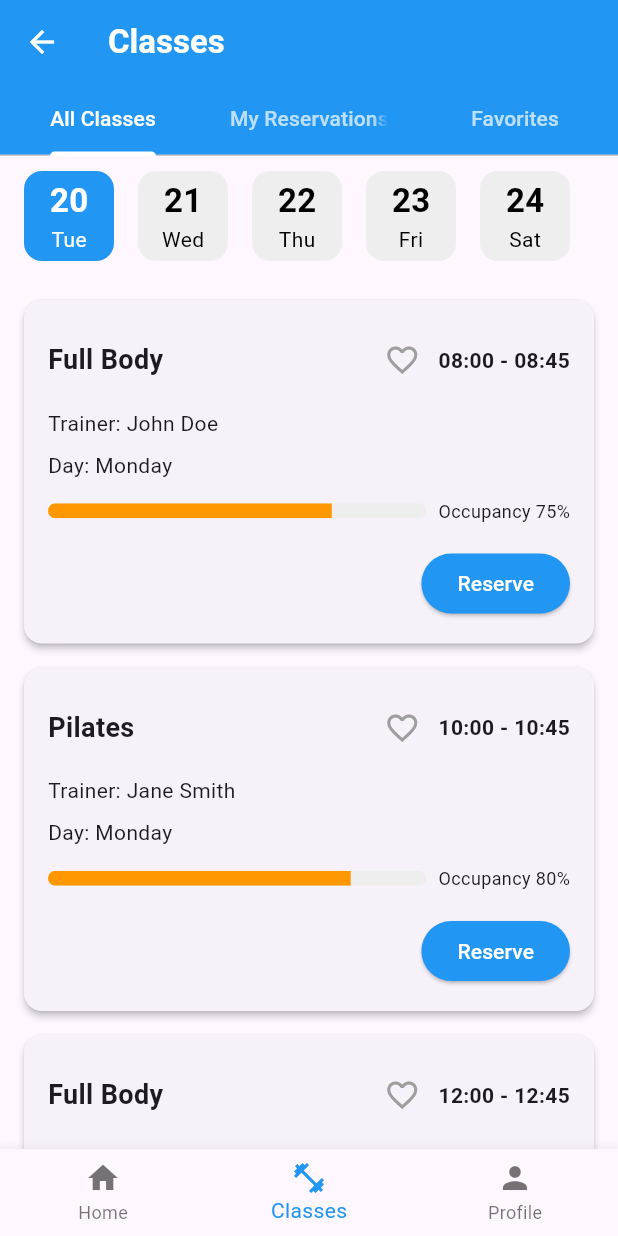
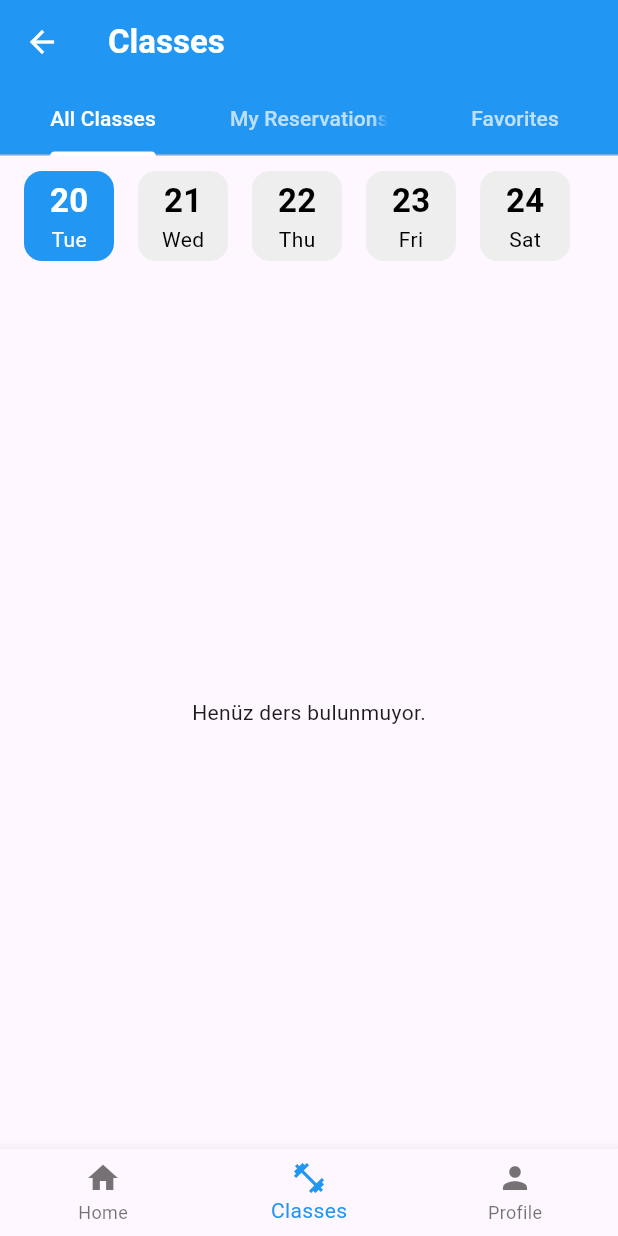
Before and after one commit to musaers/cs310_group_23_project, a Flutter app: the ClassesScreen screen opened by its route, on a phone screen of 412 x 824 dp. Run offline on Flutter 3.47's test engine with Material 3 defaults, Android fonts, the phone set to English and light mode, and no system bars; our stand-ins replace cloud_firestore, firebase_analytics, firebase_auth, firebase_core, firebase_messaging, firebase_storage and 3 more; accounts and stored records are empty; network calls fail; Roboto replaces fonts that are missing (Ubuntu); statements that could not run were skipped.

Commit message:
Update classes_screen.dart

```diff
--- a/SUGYM--main/su_gym/lib/screens/classes/classes_screen.dart
+++ b/SUGYM--main/su_gym/lib/screens/classes/classes_screen.dart
@@ -1,6 +1,7 @@
 // lib/screens/classes/classes_screen.dart
 import 'package:flutter/material.dart';
 import 'package:intl/intl.dart';
+import 'package:cloud_firestore/cloud_firestore.dart'; // Firestore için
 
 class ClassesScreen extends StatefulWidget {
   const ClassesScreen({super.key});
@@ -9,9 +10,15 @@ class ClassesScreen extends StatefulWidget {
   _ClassesScreenState createState() => _ClassesScreenState();
 }
 
-class _ClassesScreenState extends State<ClassesScreen> with SingleTickerProviderStateMixin {
+class _ClassesScreenState extends State<ClassesScreen>
+    with SingleTickerProviderStateMixin {
   late TabController _tabController;
   int _selectedDayIndex = 0;
+  bool _isLoading = true;
+  String _errorMessage = '';
+
+  // Dinamik ders listesi - artık boş başlıyor
+  List<Map<String, dynamic>> _classes = [];
 
   // Örnek hafta günleri
   final List<DateTime> _weekDays = List.generate(
@@ -19,70 +26,64 @@ class _ClassesScreenState extends State<ClassesScreen> with SingleTickerProvider
     (index) => DateTime.now().add(Duration(days: index)),
   );
 
-  // Örnek ders verileri
-  final List<Map<String, dynamic>> _classes = [
-    {
-      'id': '1',
-      'name': 'Full Body',
-      'startTime': '08:00',
-      'endTime': '08:45',
-      'trainer': 'John Doe',
-      'capacity': 20,
-      'enrolled': 15,
-      'day': 'Monday'
-    },
-    {
-      'id': '2',
-      'name': 'Pilates',
-      'startTime': '10:00',
-      'endTime': '10:45',
-      'trainer': 'Jane Smith',
-      'capacity': 15,
-      'enrolled': 12,
-      'day': 'Monday'
-    },
-    {
-      'id': '3',
-      'name': 'Full Body',
-      'startTime': '12:00',
-      'endTime': '12:45',
-      'trainer': 'Mike Johnson',
-      'capacity': 20,
-      'enrolled': 17,
-      'day': 'Monday'
-    },
-    {
-      'id': '4',
-      'name': 'Full Body',
-      'startTime': '17:00',
-      'endTime': '17:45',
-      'trainer': 'Sarah Williams',
-      'capacity': 20,
-      'enrolled': 4,
-      'day': 'Monday'
-    },
-    {
-      'id': '5',
-      'name': 'Cycling',
-      'startTime': '19:00',
-      'endTime': '19:45',
-      'trainer': 'Robert Brown',
-      'capacity': 25,
-      'enrolled': 21,
-      'day': 'Monday'
-    },
-  ];
-
   @override
   void initState() {
     super.initState();
     _tabController = TabController(length: 3, vsync: this);
+    _loadClasses(); // Firebase'den dersleri yükle
   }
 
   @override
   void dispose() {
     _tabController.dispose();
     super.dispose();
+  }
+
+  // Firebase'den dersleri yükleme fonksiyonu
+  Future<void> _loadClasses() async {
+    setState(() {
+      _isLoading = true;
+      _errorMessage = '';
+    });
+
+    try {
+      // Firestore'dan dersleri çek
+      final QuerySnapshot snapshot = await FirebaseFirestore.instance
+          .collection('classes')
+          .orderBy('day')
+          .orderBy('startTime')
+          .get();
+
+      // Verileri işle ve _classes listesine ekle
+      final List<Map<String, dynamic>> loadedClasses = snapshot.docs.map((doc) {
+        Map<String, dynamic> data = doc.data() as Map<String, dynamic>;
+        return {
+          'id': doc.id,
+          'name': data['name'] ?? '',
+          'startTime': data['startTime'] ?? '',
+          'endTime': data['endTime'] ?? '',
+          'trainer': data['trainer'] ?? '',
+          'capacity': data['capacity'] ?? 0,
+          'enrolled': data['enrolled'] ?? 0,
+          'day': data['day'] ?? '',
+          // Diğer alanlar...
+        };
+      }).toList();
+
+      // State'i güncelle
+      setState(() {
+        _classes = loadedClasses;
+        _isLoading = false;
+      });
+
+      print('Loaded ${_classes.length} classes from Firestore');
+    } catch (e) {
+      print('Error loading classes: $e');
+      setState(() {
+        _errorMessage = 'Dersler yüklenirken bir hata oluştu: $e';
+        _isLoading = false;
+      });
+    }
   }
 
   @override
@@ -106,7 +107,26 @@ class _ClassesScreenState extends State<ClassesScreen> with SingleTickerProvider
           ],
         ),
       ),
-      body: TabBarView(
+      body: _isLoading
+          ? const Center(child: CircularProgressIndicator())
+          : _errorMessage.isNotEmpty
+              ? Center(
+                  child: Column(
+                    mainAxisAlignment: MainAxisAlignment.center,
+                    children: [
+                      const Icon(Icons.error_outline,
+                          color: Colors.red, size: 60),
+                      const SizedBox(height: 16),
+                      Text(_errorMessage),
+                      const SizedBox(height: 16),
+                      ElevatedButton(
+                        onPressed: _loadClasses,
+                        child: const Text('Tekrar Dene'),
+                      ),
+                    ],
+                  ),
+                )
+              : TabBarView(
                   controller: _tabController,
                   children: [
                     _buildAllClassesTab(),
@@ -148,7 +168,9 @@ class _ClassesScreenState extends State<ClassesScreen> with SingleTickerProvider
       children: [
         _buildDateSelector(),
         Expanded(
-          child: ListView.builder(
+          child: _classes.isEmpty
+              ? const Center(child: Text('Henüz ders bulunmuyor.'))
+              : ListView.builder(
                   padding: const EdgeInsets.all(16),
                   itemCount: _classes.length,
                   itemBuilder: (context, index) {
@@ -162,7 +184,8 @@ class _ClassesScreenState extends State<ClassesScreen> with SingleTickerProvider
 
   // Rezervasyonlar sekmesi
   Widget _buildMyReservationsTab() {
-    final reservedClasses = _classes.where((c) => c['id'] == '1' || c['id'] == '3').toList();
+    final reservedClasses =
+        _classes.where((c) => c['id'] == '1' || c['id'] == '3').toList();
 
     return reservedClasses.isEmpty
         ? const Center(child: Text('Henüz rezervasyon yapmadınız.'))
@@ -170,7 +193,8 @@ class _ClassesScreenState extends State<ClassesScreen> with SingleTickerProvider
             padding: const EdgeInsets.all(16),
             itemCount: reservedClasses.length,
             itemBuilder: (context, index) {
-              final classInfo = Map<String, dynamic>.from(reservedClasses[index]);
+              final classInfo =
+                  Map<String, dynamic>.from(reservedClasses[index]);
               classInfo['isReserved'] = true;
               return _buildClassCard(classInfo);
             },
@@ -179,7 +203,8 @@ class _ClassesScreenState extends State<ClassesScreen> with SingleTickerProvider
 
   // Favoriler sekmesi
   Widget _buildFavoritesTab() {
-    final favoriteClasses = _classes.where((c) => c['id'] == '2' || c['id'] == '5').toList();
+    final favoriteClasses =
+        _classes.where((c) => c['id'] == '2' || c['id'] == '5').toList();
 
     return favoriteClasses.isEmpty
         ? const Center(child: Text('Henüz favori ders eklemediniz.'))
@@ -187,7 +212,8 @@ class _ClassesScreenState extends State<ClassesScreen> with SingleTickerProvider
             padding: const EdgeInsets.all(16),
             itemCount: favoriteClasses.length,
             itemBuilder: (context, index) {
-              final classInfo = Map<String, dynamic>.from(favoriteClasses[index]);
+              final classInfo =
+                  Map<String, dynamic>.from(favoriteClasses[index]);
               classInfo['isFavorite'] = true;
               return _buildClassCard(classInfo);
             },
@@ -252,9 +278,9 @@ class _ClassesScreenState extends State<ClassesScreen> with SingleTickerProvider
     final bool isFavorite = classInfo['isFavorite'] ?? false;
 
     // Doluluk oranı
-    final int capacity = classInfo['capacity'];
-    final int enrolled = classInfo['enrolled'];
-    final double occupancyRate = enrolled / capacity;
+    final int capacity = classInfo['capacity'] ?? 0;
+    final int enrolled = classInfo['enrolled'] ?? 0;
+    final double occupancyRate = capacity > 0 ? enrolled / capacity : 0;
 
     return Card(
       margin: const EdgeInsets.only(bottom: 16),
@@ -279,7 +305,7 @@ class _ClassesScreenState extends State<ClassesScreen> with SingleTickerProvider
                 mainAxisAlignment: MainAxisAlignment.spaceBetween,
                 children: [
                   Text(
-                    classInfo['name'],
+                    classInfo['name'] ?? '',
                     style: const TextStyle(
                       fontWeight: FontWeight.bold,
                       fontSize: 18,
@@ -323,7 +349,9 @@ class _ClassesScreenState extends State<ClassesScreen> with SingleTickerProvider
                         backgroundColor: Colors.grey.shade200,
                         color: occupancyRate > 0.8
                             ? Colors.red
-                          : (occupancyRate > 0.5 ? Colors.orange : Colors.green),
+                            : (occupancyRate > 0.5
+                                ? Colors.orange
+                                : Colors.green),
                         minHeight: 10,
                       ),
                     ),
```
Lines whose indentation alone changed are shown as unchanged.
